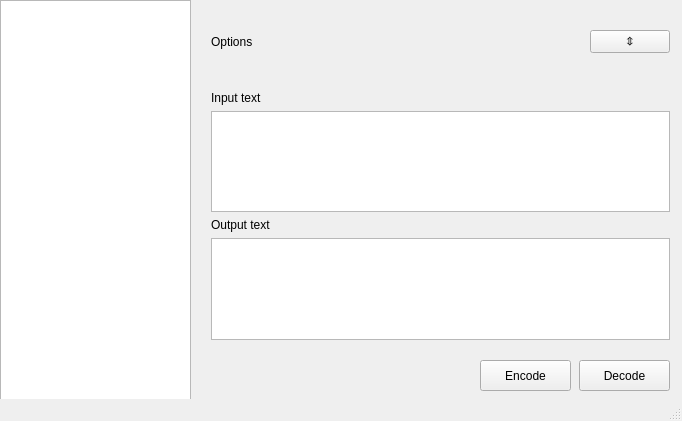
Above: mainwindow.ui from 3wnbr1/Crypto before the change. Below: the same form after it.
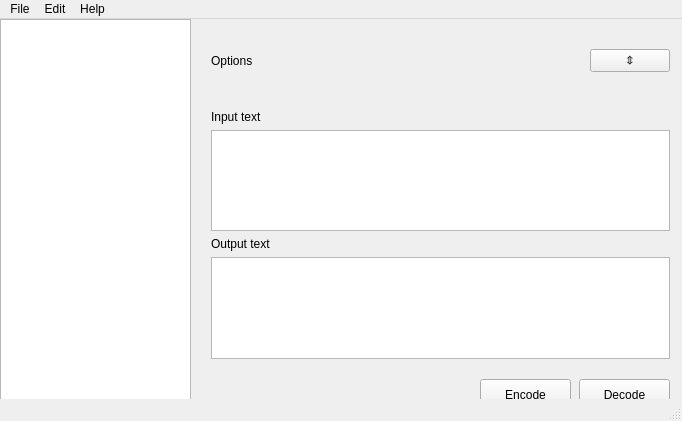
That is the form after the change.

Diff of the .ui file:
```diff
--- a/mainwindow.ui
+++ b/mainwindow.ui
@@ -144,6 +144,30 @@
      <height>22</height>
     </rect>
    </property>
+   <widget class="QMenu" name="menuFile">
+    <property name="title">
+     <string>File</string>
+    </property>
+    <addaction name="actionExport"/>
+   </widget>
+   <widget class="QMenu" name="menuEdit">
+    <property name="title">
+     <string>Edit</string>
+    </property>
+    <addaction name="actionCut"/>
+    <addaction name="actionCopy"/>
+    <addaction name="actionPaste"/>
+   </widget>
+   <widget class="QMenu" name="menuHelp">
+    <property name="title">
+     <string>Help</string>
+    </property>
+    <addaction name="actionAbout"/>
+    <addaction name="actionAbout_Qt"/>
+   </widget>
+   <addaction name="menuFile"/>
+   <addaction name="menuEdit"/>
+   <addaction name="menuHelp"/>
   </widget>
   <widget class="QStatusBar" name="statusBar"/>
  </widget>
```
Left out of the diff: 42 changed lines with no effect on the pictures.
